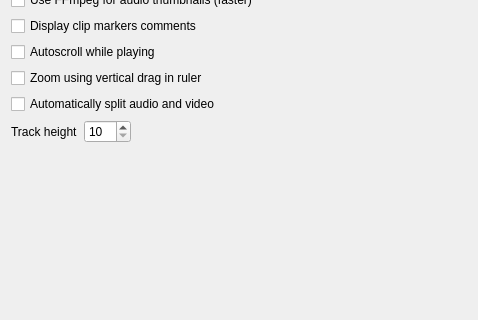
Old version of the form src/ui/configtimeline_ui.ui in the repository KDE/kdenlive; both pictures show x 0 to 478 and y 114 to 434 of the 478 by 621 pixel window.
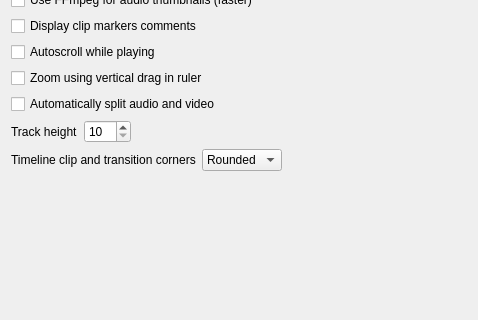
New version of the form.

Commit message: Make clip corners square (can be rounded through config option) Patch by Harald Albrecht (The DiveO) Review: 128782 BUG: 352851

```diff
--- a/src/ui/configtimeline_ui.ui
+++ b/src/ui/configtimeline_ui.ui
@@ -133,7 +133,7 @@
      </layout>
     </widget>
    </item>
-   <item row="7" column="0">
+   <item row="11" column="0">
     <spacer name="verticalSpacer">
      <property name="orientation">
       <enum>Qt::Vertical</enum>
@@ -146,6 +146,44 @@
      </property>
     </spacer>
    </item>
+   <item row="7" column="0">
+    <layout class="QHBoxLayout" name="horizontalLayout_4">
+     <item>
+      <widget class="QLabel" name="label_2">
+       <property name="text">
+        <string>Timeline clip and transition corners</string>
+       </property>
+      </widget>
+     </item>
+     <item>
+      <widget class="QComboBox" name="kcfg_clipcornertype">
+       <item>
+        <property name="text">
+         <string>Rounded</string>
+        </property>
+       </item>
+       <item>
+        <property name="text">
+         <string>Straight</string>
+        </property>
+       </item>
+      </widget>
+     </item>
+     <item>
+      <spacer name="horizontalSpacer_3">
+       <property name="orientation">
+        <enum>Qt::Horizontal</enum>
+       </property>
+       <property name="sizeHint" stdset="0">
+        <size>
+         <width>40</width>
+         <height>20</height>
+        </size>
+       </property>
+      </spacer>
+     </item>
+    </layout>
+   </item>
   </layout>
  </widget>
  <resources/>
```
The commit also changes 3 other files.
